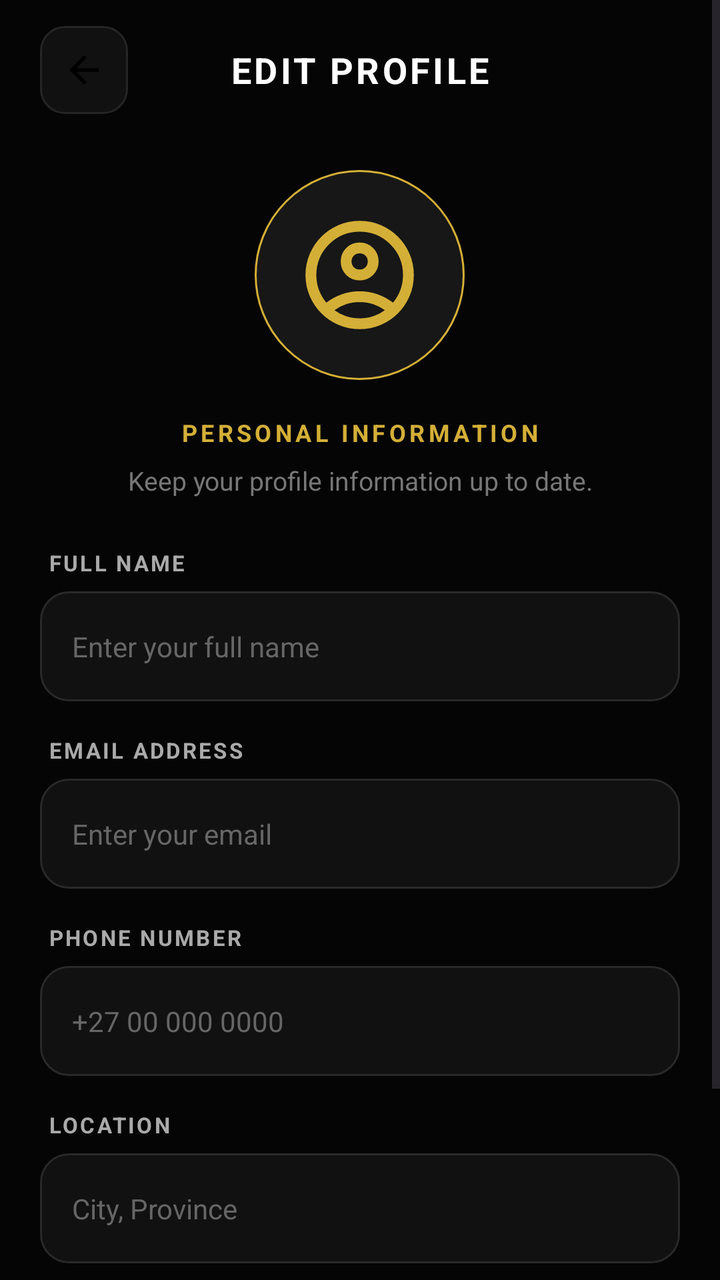
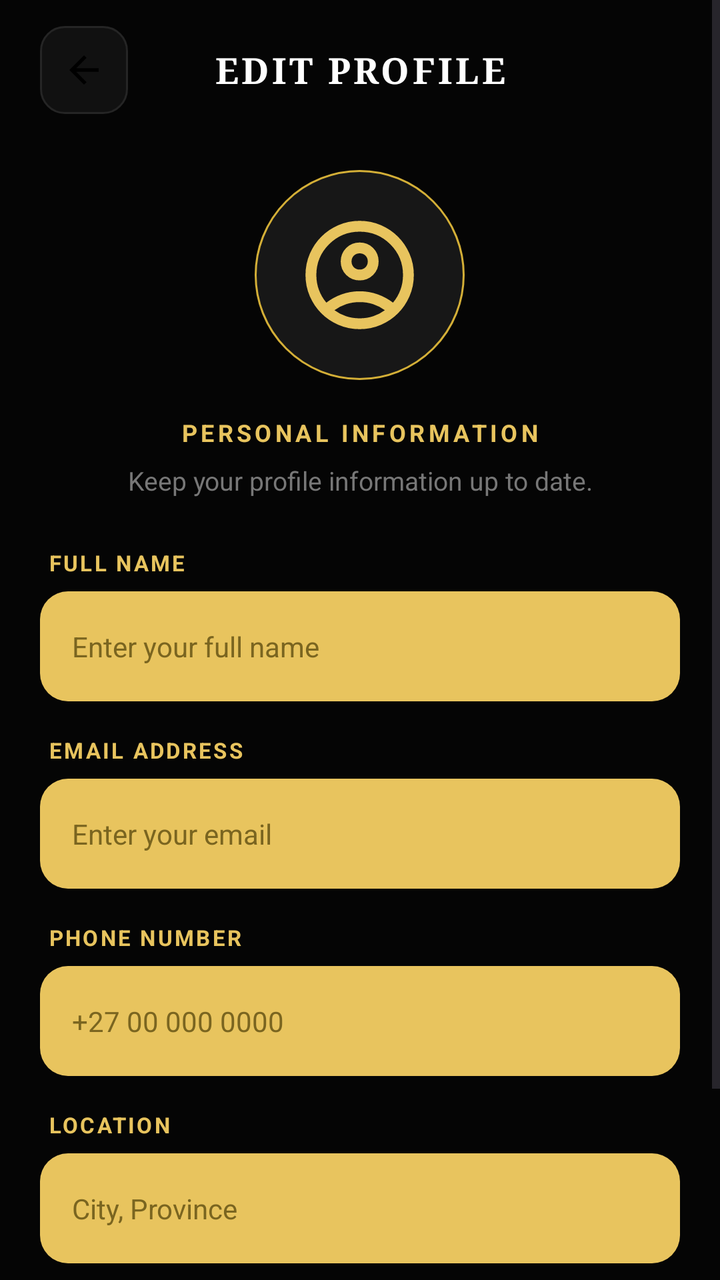

Compare the two renders of this Android layout. The source of the first and the diff that turns it into the second are given below.
<!-- AndroidManifest.xml: application theme Theme.FadeandFaith -->
<!-- res/layout/activity_edit_profile.xml -->
<?xml version="1.0" encoding="utf-8"?>
<ScrollView
    xmlns:android="http://schemas.android.com/apk/res/android"
    xmlns:app="http://schemas.android.com/apk/res-auto"
    android:layout_width="match_parent"
    android:layout_height="match_parent"
    android:background="#050505"
    android:fillViewport="true">

    <LinearLayout
        android:layout_width="match_parent"
        android:layout_height="wrap_content"
        android:orientation="vertical"
        android:paddingBottom="35dp">

        

        <LinearLayout
            android:layout_width="match_parent"
            android:layout_height="70dp"
            android:orientation="horizontal"
            android:gravity="center_vertical"
            android:paddingStart="20dp"
            android:paddingEnd="20dp">

            <ImageView
                android:id="@+id/backButton"
                android:layout_width="44dp"
                android:layout_height="44dp"
                android:padding="11dp"
                android:src="@drawable/arrowback"
                android:background="@drawable/iconbutton"
                android:contentDescription="Back" />

            <TextView
                android:layout_width="0dp"
                android:layout_height="wrap_content"
                android:layout_weight="1"
                android:gravity="center"
                android:text="EDIT PROFILE"
                android:textColor="#FFFFFF"
                android:textSize="18sp"
                android:textStyle="bold"
                android:letterSpacing="0.08" />

            <View
                android:layout_width="44dp"
                android:layout_height="44dp" />

        </LinearLayout>


        

        <LinearLayout
            android:layout_width="match_parent"
            android:layout_height="wrap_content"
            android:orientation="vertical"
            android:gravity="center"
            android:paddingStart="24dp"
            android:paddingEnd="24dp"
            android:paddingTop="15dp"
            android:paddingBottom="25dp">

            <ImageView
                android:id="@+id/profileImage"
                android:layout_width="105dp"
                android:layout_height="105dp"
                android:padding="20dp"
                android:src="@drawable/person"
                android:background="@drawable/avatar"
                android:contentDescription="Profile picture"
                app:tint="#D4AF37" />

            <TextView
                android:layout_width="wrap_content"
                android:layout_height="wrap_content"
                android:layout_marginTop="18dp"
                android:text="PERSONAL INFORMATION"
                android:textColor="#D4AF37"
                android:textSize="12sp"
                android:textStyle="bold"
                android:letterSpacing="0.15" />

            <TextView
                android:layout_width="match_parent"
                android:layout_height="wrap_content"
                android:layout_marginTop="7dp"
                android:text="Keep your profile information up to date."
                android:textColor="#777777"
                android:textSize="13sp"
                android:gravity="center" />

        </LinearLayout>


        

        <TextView
            android:layout_width="match_parent"
            android:layout_height="wrap_content"
            android:layout_marginStart="24dp"
            android:layout_marginEnd="24dp"
            android:text="FULL NAME"
            android:textColor="#AAAAAA"
            android:textSize="11sp"
            android:textStyle="bold"
            android:letterSpacing="0.1" />

        <EditText
            android:id="@+id/nameInput"
            android:layout_width="match_parent"
            android:layout_height="55dp"
            android:layout_marginStart="20dp"
            android:layout_marginEnd="20dp"
            android:layout_marginTop="7dp"
            android:layout_marginBottom="17dp"
            android:background="@drawable/input"
            android:hint="Enter your full name"
            android:paddingStart="16dp"
            android:paddingEnd="16dp"
            android:textColor="#FFFFFF"
            android:textColorHint="#666666"
            android:textSize="14sp"
            android:inputType="textPersonName" />


        

        <TextView
            android:layout_width="match_parent"
            android:layout_height="wrap_content"
            android:layout_marginStart="24dp"
            android:layout_marginEnd="24dp"
            android:text="EMAIL ADDRESS"
            android:textColor="#AAAAAA"
            android:textSize="11sp"
            android:textStyle="bold"
            android:letterSpacing="0.1" />

        <EditText
            android:id="@+id/emailInput"
            android:layout_width="match_parent"
            android:layout_height="55dp"
            android:layout_marginStart="20dp"
            android:layout_marginEnd="20dp"
            android:layout_marginTop="7dp"
            android:layout_marginBottom="17dp"
            android:background="@drawable/input"
            android:hint="Enter your email"
            android:paddingStart="16dp"
            android:paddingEnd="16dp"
            android:textColor="#FFFFFF"
            android:textColorHint="#666666"
            android:textSize="14sp"
            android:inputType="textEmailAddress" />


        

        <TextView
            android:layout_width="match_parent"
            android:layout_height="wrap_content"
            android:layout_marginStart="24dp"
            android:layout_marginEnd="24dp"
            android:text="PHONE NUMBER"
            android:textColor="#AAAAAA"
            android:textSize="11sp"
            android:textStyle="bold"
            android:letterSpacing="0.1" />

        <EditText
            android:id="@+id/phoneInput"
            android:layout_width="match_parent"
            android:layout_height="55dp"
            android:layout_marginStart="20dp"
            android:layout_marginEnd="20dp"
            android:layout_marginTop="7dp"
            android:layout_marginBottom="17dp"
            android:background="@drawable/input"
            android:hint="+27 00 000 0000"
            android:paddingStart="16dp"
            android:paddingEnd="16dp"
            android:textColor="#FFFFFF"
            android:textColorHint="#666666"
            android:textSize="14sp"
            android:inputType="phone" />


        

        <TextView
            android:layout_width="match_parent"
            android:layout_height="wrap_content"
            android:layout_marginStart="24dp"
            android:layout_marginEnd="24dp"
            android:text="LOCATION"
            android:textColor="#AAAAAA"
            android:textSize="11sp"
            android:textStyle="bold"
            android:letterSpacing="0.1" />

        <EditText
            android:id="@+id/locationInput"
            android:layout_width="match_parent"
            android:layout_height="55dp"
            android:layout_marginStart="20dp"
            android:layout_marginEnd="20dp"
            android:layout_marginTop="7dp"
            android:layout_marginBottom="28dp"
            android:background="@drawable/input"
            android:hint="City, Province"
            android:paddingStart="16dp"
            android:paddingEnd="16dp"
            android:textColor="#FFFFFF"
            android:textColorHint="#666666"
            android:textSize="14sp"
            android:inputType="textPostalAddress" />


        

        <com.google.android.material.button.MaterialButton
            android:id="@+id/saveButton"
            android:layout_width="match_parent"
            android:layout_height="58dp"
            android:layout_marginStart="20dp"
            android:layout_marginEnd="20dp"
            android:text="SAVE CHANGES"
            android:textColor="#050505"
            android:textSize="13sp"
            android:textStyle="bold"
            android:letterSpacing="0.08"
            android:background="@drawable/goldbutton"
            app:backgroundTint="@null" />

    </LinearLayout>

</ScrollView>
<!-- resources referenced by this layout -->
<resources>
  <!-- drawable arrowback (drawable) -->
  <vector xmlns:android="http://schemas.android.com/apk/res/android" android:autoMirrored="true" android:height="24dp" android:tint="#000000" android:viewportHeight="960" android:viewportWidth="960" android:width="24dp">
        
      <path android:fillColor="@android:color/white" android:pathData="M313,520L537,744L480,800L160,480L480,160L537,216L313,440L800,440L800,520L313,520Z"/>
      
  </vector>
  <!-- drawable avatar (drawable) -->
  <?xml version="1.0" encoding="utf-8"?>
  <shape xmlns:android="http://schemas.android.com/apk/res/android"
      android:shape="oval">
  
      <solid android:color="#171717" />
  
      <stroke
          android:width="1dp"
          android:color="#D4AF37" />
  
  </shape>
  <!-- drawable goldbutton (drawable) -->
  <?xml version="1.0" encoding="utf-8"?>
  <shape xmlns:android="http://schemas.android.com/apk/res/android"
      android:shape="rectangle">
  
      <solid android:color="#D4AF37" />
  
      <corners android:radius="14dp" />
  
  </shape>
  <!-- drawable iconbutton (drawable) -->
  <?xml version="1.0" encoding="utf-8"?>
  <shape xmlns:android="http://schemas.android.com/apk/res/android">
  
      <solid android:color="#111111" />
  
      <stroke
          android:width="1dp"
          android:color="#252525" />
  
      <corners android:radius="12dp" />
  
  </shape>
  <!-- drawable input (drawable) -->
  <?xml version="1.0" encoding="utf-8"?>
  <shape xmlns:android="http://schemas.android.com/apk/res/android"
      android:shape="rectangle">
  
      <solid android:color="#111111" />
  
      <stroke
          android:width="1dp"
          android:color="#292929" />
  
      <corners android:radius="14dp" />
  
  </shape>
  <!-- drawable person (drawable) -->
  <vector xmlns:android="http://schemas.android.com/apk/res/android" android:height="24dp" android:tint="#000000" android:viewportHeight="960" android:viewportWidth="960" android:width="24dp">
        
      <path android:fillColor="@android:color/white" android:pathData="M234,684Q285,645 348,622.5Q411,600 480,600Q549,600 612,622.5Q675,645 726,684Q761,643 780.5,591Q800,539 800,480Q800,347 706.5,253.5Q613,160 480,160Q347,160 253.5,253.5Q160,347 160,480Q160,539 179.5,591Q199,643 234,684ZM380.5,479.5Q340,439 340,380Q340,321 380.5,280.5Q421,240 480,240Q539,240 579.5,280.5Q620,321 620,380Q620,439 579.5,479.5Q539,520 480,520Q421,520 380.5,479.5ZM480,880Q397,880 324,848.5Q251,817 197,763Q143,709 111.5,636Q80,563 80,480Q80,397 111.5,324Q143,251 197,197Q251,143 324,111.5Q397,80 480,80Q563,80 636,111.5Q709,143 763,197Q817,251 848.5,324Q880,397 880,480Q880,563 848.5,636Q817,709 763,763Q709,817 636,848.5Q563,880 480,880ZM580,784.5Q627,769 666,740Q627,711 580,695.5Q533,680 480,680Q427,680 380,695.5Q333,711 294,740Q333,769 380,784.5Q427,800 480,800Q533,800 580,784.5ZM523,423Q540,406 540,380Q540,354 523,337Q506,320 480,320Q454,320 437,337Q420,354 420,380Q420,406 437,423Q454,440 480,440Q506,440 523,423ZM480,380Q480,380 480,380Q480,380 480,380Q480,380 480,380Q480,380 480,380Q480,380 480,380Q480,380 480,380Q480,380 480,380Q480,380 480,380ZM480,740Q480,740 480,740Q480,740 480,740Q480,740 480,740Q480,740 480,740Q480,740 480,740Q480,740 480,740Q480,740 480,740Q480,740 480,740Z"/>
      
  </vector>
  <style name="Theme.FadeandFaith" parent="Base.Theme.FadeandFaith" />
  <style name="Base.Theme.FadeandFaith" parent="Theme.Material3.DayNight.NoActionBar">
          
          
      </style>
</resources>

<!-- the commit's change to res/layout/activity_edit_profile.xml (unified diff, before → after) -->
@@ -4,7 +4,7 @@
     xmlns:app="http://schemas.android.com/apk/res-auto"
     android:layout_width="match_parent"
     android:layout_height="match_parent"
-    android:background="#050505"
+    android:background="@color/ff_background"
     android:fillViewport="true">
 
     <LinearLayout
@@ -39,6 +39,7 @@
                 android:gravity="center"
                 android:text="EDIT PROFILE"
                 android:textColor="#FFFFFF"
+                android:fontFamily="serif"
                 android:textSize="18sp"
                 android:textStyle="bold"
                 android:letterSpacing="0.08" />
@@ -70,14 +71,14 @@
                 android:src="@drawable/person"
                 android:background="@drawable/avatar"
                 android:contentDescription="Profile picture"
-                app:tint="#D4AF37" />
+                app:tint="#E8C45E" />
 
             <TextView
                 android:layout_width="wrap_content"
                 android:layout_height="wrap_content"
                 android:layout_marginTop="18dp"
                 android:text="PERSONAL INFORMATION"
-                android:textColor="#D4AF37"
+                android:textColor="#E8C45E"
                 android:textSize="12sp"
                 android:textStyle="bold"
                 android:letterSpacing="0.15" />
@@ -102,7 +103,7 @@
             android:layout_marginStart="24dp"
             android:layout_marginEnd="24dp"
             android:text="FULL NAME"
-            android:textColor="#AAAAAA"
+            android:textColor="#E8C45E"
             android:textSize="11sp"
             android:textStyle="bold"
             android:letterSpacing="0.1" />
@@ -115,12 +116,12 @@
             android:layout_marginEnd="20dp"
             android:layout_marginTop="7dp"
             android:layout_marginBottom="17dp"
-            android:background="@drawable/input"
+            android:background="@drawable/inputgold"
             android:hint="Enter your full name"
             android:paddingStart="16dp"
             android:paddingEnd="16dp"
-            android:textColor="#FFFFFF"
-            android:textColorHint="#666666"
+            android:textColor="#1A1A1A"
+            android:textColorHint="#7A6520"
             android:textSize="14sp"
             android:inputType="textPersonName" />
 
@@ -133,7 +134,7 @@
             android:layout_marginStart="24dp"
             android:layout_marginEnd="24dp"
             android:text="EMAIL ADDRESS"
-            android:textColor="#AAAAAA"
+            android:textColor="#E8C45E"
             android:textSize="11sp"
             android:textStyle="bold"
             android:letterSpacing="0.1" />
@@ -146,12 +147,12 @@
             android:layout_marginEnd="20dp"
             android:layout_marginTop="7dp"
             android:layout_marginBottom="17dp"
-            android:background="@drawable/input"
+            android:background="@drawable/inputgold"
             android:hint="Enter your email"
             android:paddingStart="16dp"
             android:paddingEnd="16dp"
-            android:textColor="#FFFFFF"
-            android:textColorHint="#666666"
+            android:textColor="#1A1A1A"
+            android:textColorHint="#7A6520"
             android:textSize="14sp"
             android:inputType="textEmailAddress" />
 
@@ -164,7 +165,7 @@
             android:layout_marginStart="24dp"
             android:layout_marginEnd="24dp"
             android:text="PHONE NUMBER"
-            android:textColor="#AAAAAA"
+            android:textColor="#E8C45E"
             android:textSize="11sp"
             android:textStyle="bold"
             android:letterSpacing="0.1" />
@@ -177,12 +178,12 @@
             android:layout_marginEnd="20dp"
             android:layout_marginTop="7dp"
             android:layout_marginBottom="17dp"
-            android:background="@drawable/input"
+            android:background="@drawable/inputgold"
             android:hint="+27 00 000 0000"
             android:paddingStart="16dp"
             android:paddingEnd="16dp"
-            android:textColor="#FFFFFF"
-            android:textColorHint="#666666"
+            android:textColor="#1A1A1A"
+            android:textColorHint="#7A6520"
             android:textSize="14sp"
             android:inputType="phone" />
 
@@ -195,7 +196,7 @@
             android:layout_marginStart="24dp"
             android:layout_marginEnd="24dp"
             android:text="LOCATION"
-            android:textColor="#AAAAAA"
+            android:textColor="#E8C45E"
             android:textSize="11sp"
             android:textStyle="bold"
             android:letterSpacing="0.1" />
@@ -208,12 +209,12 @@
             android:layout_marginEnd="20dp"
             android:layout_marginTop="7dp"
             android:layout_marginBottom="28dp"
-            android:background="@drawable/input"
+            android:background="@drawable/inputgold"
             android:hint="City, Province"
             android:paddingStart="16dp"
             android:paddingEnd="16dp"
-            android:textColor="#FFFFFF"
-            android:textColorHint="#666666"
+            android:textColor="#1A1A1A"
+            android:textColorHint="#7A6520"
             android:textSize="14sp"
             android:inputType="textPostalAddress" />
 
@@ -227,11 +228,11 @@
             android:layout_marginStart="20dp"
             android:layout_marginEnd="20dp"
             android:text="SAVE CHANGES"
-            android:textColor="#050505"
+            android:textColor="@color/ff_on_gold"
             android:textSize="13sp"
             android:textStyle="bold"
             android:letterSpacing="0.08"
-            android:background="@drawable/goldbutton"
+            android:background="@drawable/gold"
             app:backgroundTint="@null" />
 
     </LinearLayout>
<!-- resource entries referenced after the edit -->
@@ -1,5 +1,7 @@
 <!-- resources referenced by this layout -->
 <resources>
+  <color name="ff_background">#FF050505</color>
+  <color name="ff_on_gold">#FF050505</color>
   <!-- drawable arrowback (drawable) -->
   <vector xmlns:android="http://schemas.android.com/apk/res/android" android:autoMirrored="true" android:height="24dp" android:tint="#000000" android:viewportHeight="960" android:viewportWidth="960" android:width="24dp">
         
@@ -18,16 +20,17 @@
           android:color="#D4AF37" />
   
   </shape>
-  <!-- drawable goldbutton (drawable) -->
+  <!-- drawable gold (drawable) -->
   <?xml version="1.0" encoding="utf-8"?>
-  <shape xmlns:android="http://schemas.android.com/apk/res/android"
-      android:shape="rectangle">
-  
-      <solid android:color="#D4AF37" />
-  
-      <corners android:radius="14dp" />
-  
-  </shape>
+  <ripple xmlns:android="http://schemas.android.com/apk/res/android"
+      android:color="#33000000">
+      <item>
+          <shape android:shape="rectangle">
+              <solid android:color="#E8C45E" />
+              <corners android:radius="28dp" />
+          </shape>
+      </item>
+  </ripple>
   <!-- drawable iconbutton (drawable) -->
   <?xml version="1.0" encoding="utf-8"?>
   <shape xmlns:android="http://schemas.android.com/apk/res/android">
@@ -41,19 +44,12 @@
       <corners android:radius="12dp" />
   
   </shape>
-  <!-- drawable input (drawable) -->
+  <!-- drawable inputgold (drawable) -->
   <?xml version="1.0" encoding="utf-8"?>
   <shape xmlns:android="http://schemas.android.com/apk/res/android"
       android:shape="rectangle">
-  
-      <solid android:color="#111111" />
-  
-      <stroke
-          android:width="1dp"
-          android:color="#292929" />
-  
+      <solid android:color="#E8C45E" />
       <corners android:radius="14dp" />
-  
   </shape>
   <!-- drawable person (drawable) -->
   <vector xmlns:android="http://schemas.android.com/apk/res/android" android:height="24dp" android:tint="#000000" android:viewportHeight="960" android:viewportWidth="960" android:width="24dp">
